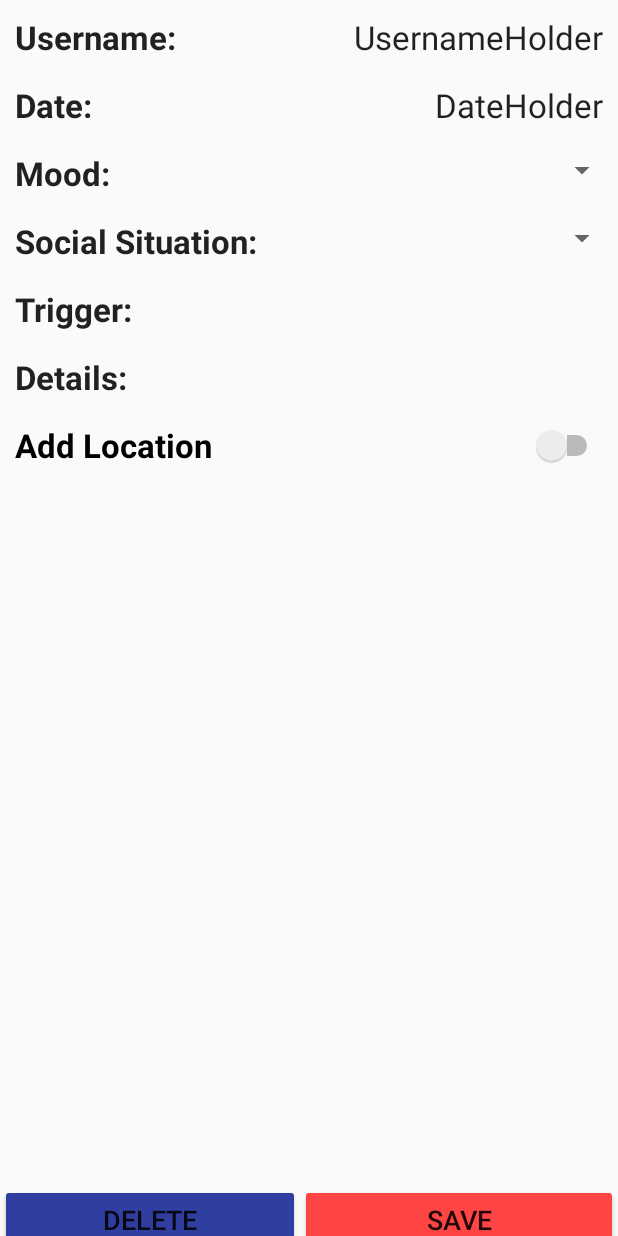
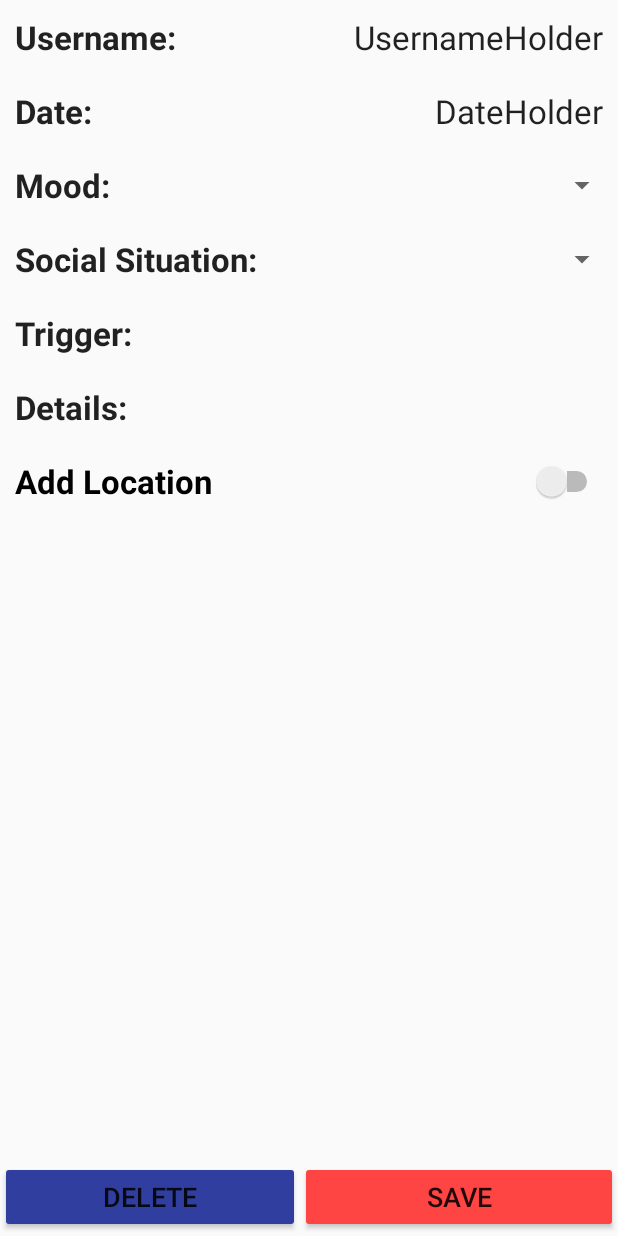
Before and after one commit to CMPUT301W17T16/Andromeda, an Android app: the layout activity_add_mood.xml on its own in the app's theme, with its tools: preview values and no code run, on a phone screen of 412 x 824 dp. Run offline under Robolectric (Android 15) with nearby library versions, the phone set to English and light mode, and no system bars.

Commit message:
added missing dependencies

```diff
--- a/app/src/main/java/ca/ualberta/andromeda/AddMoodActivity.java
+++ b/app/src/main/java/ca/ualberta/andromeda/AddMoodActivity.java
@@ -27,6 +27,7 @@ import android.widget.EditText;
 import android.widget.ImageView;
 import android.widget.LinearLayout;
 import android.widget.PopupWindow;
+import android.widget.RelativeLayout;
 import android.widget.Spinner;
 import android.widget.Switch;
 import android.widget.TextView;
@@ -60,7 +61,7 @@ public class AddMoodActivity extends AndromedaActivity {
     EditText TriggerHolder;
     EditText DetailHolder;
     ImageView PictureHolder;
-    LinearLayout Background;
+    RelativeLayout Background;
 
 
     @Override
@@ -73,7 +74,7 @@ public class AddMoodActivity extends AndromedaActivity {
         userController = ModelManager.getUserController();
 
 
-        Background = (LinearLayout) findViewById(R.id.Background);
+        Background = (RelativeLayout) findViewById(R.id.Background);
         UsernameHolder = (TextView) findViewById(R.id.UsernameHolder);
         DateHolder = (TextView) findViewById(R.id.DateHolder);
         MoodSpinner = (Spinner) findViewById(R.id.MoodSpinner);
--- a/app/src/main/java/ca/ualberta/andromeda/ProfileUserActivity.java
+++ b/app/src/main/java/ca/ualberta/andromeda/ProfileUserActivity.java
@@ -5,7 +5,10 @@ import android.os.Bundle;
 import android.view.View;
 import android.view.ViewGroup;
 import android.widget.AdapterView;
+import android.widget.ArrayAdapter;
 import android.widget.ListView;
+import android.widget.TextView;
+
 /**
  * The type My moods.
  * <p>
--- a/app/src/main/java/ca/ualberta/andromeda/ViewMoodActivity.java
+++ b/app/src/main/java/ca/ualberta/andromeda/ViewMoodActivity.java
@@ -3,6 +3,7 @@ package ca.ualberta.andromeda;
 import android.content.Intent;
 import android.net.Uri;
 import android.view.View;
+import android.widget.Button;
 import android.widget.ImageView;
 import android.widget.LinearLayout;
 import android.widget.Spinner;
--- a/app/src/main/res/layout/activity_add_mood.xml
+++ b/app/src/main/res/layout/activity_add_mood.xml
@@ -1,5 +1,5 @@
 <?xml version="1.0" encoding="utf-8"?>
-<LinearLayout xmlns:android="http://schemas.android.com/apk/res/android"
+<RelativeLayout xmlns:android="http://schemas.android.com/apk/res/android"
     xmlns:app="http://schemas.android.com/apk/res-auto"
     xmlns:tools="http://schemas.android.com/tools"
     android:id="@+id/Background"
@@ -9,8 +9,9 @@
     android:weightSum="1">
 
     <LinearLayout
+        android:id="@+id/linearLayout13"
         android:layout_width="match_parent"
-        android:layout_height="45dp"
+        android:layout_height="wrap_content"
         android:orientation="horizontal"
         android:weightSum="1">
 
@@ -38,13 +39,16 @@
     </LinearLayout>
 
     <LinearLayout
+        android:id="@+id/linearLayout14"
         android:layout_width="match_parent"
-        android:layout_height="45dp"
+        android:layout_height="wrap_content"
+        android:layout_alignParentStart="true"
+        android:layout_below="@+id/linearLayout13"
         android:orientation="horizontal">
 
         <TextView
             android:id="@+id/Date"
-            android:layout_width="125dp"
+            android:layout_width="wrap_content"
             android:layout_height="match_parent"
             android:layout_weight="0"
             android:padding="10dp"
@@ -66,8 +70,11 @@
     </LinearLayout>
 
     <LinearLayout
+        android:id="@+id/linearLayout12"
         android:layout_width="match_parent"
-        android:layout_height="45dp"
+        android:layout_height="wrap_content"
+        android:layout_alignParentStart="true"
+        android:layout_below="@+id/linearLayout14"
         android:orientation="horizontal">
 
         <TextView
@@ -84,15 +91,18 @@
             android:id="@+id/MoodSpinner"
             android:layout_width="match_parent"
             android:layout_height="match_parent"
-            android:textSize="30dp"
             android:layout_weight="0"
-            android:textAlignment="textEnd" />
+            android:textAlignment="textEnd"
+            android:textSize="30dp" />
 
     </LinearLayout>
 
     <LinearLayout
+        android:id="@+id/linearLayout11"
         android:layout_width="match_parent"
-        android:layout_height="45dp"
+        android:layout_height="wrap_content"
+        android:layout_alignParentStart="true"
+        android:layout_below="@+id/linearLayout12"
         android:orientation="horizontal"
         android:weightSum="1">
 
@@ -115,8 +125,11 @@
     </LinearLayout>
 
     <LinearLayout
+        android:id="@+id/linearLayout10"
         android:layout_width="match_parent"
-        android:layout_height="45dp"
+        android:layout_height="wrap_content"
+        android:layout_alignParentStart="true"
+        android:layout_below="@+id/linearLayout11"
         android:orientation="horizontal"
         android:weightSum="1">
 
@@ -146,8 +159,11 @@
     </LinearLayout>
 
     <LinearLayout
+        android:id="@+id/linearLayout9"
         android:layout_width="match_parent"
-        android:layout_height="45dp"
+        android:layout_height="wrap_content"
+        android:layout_alignParentStart="true"
+        android:layout_below="@+id/linearLayout10"
         android:orientation="horizontal">
 
         <TextView
@@ -178,7 +194,10 @@
     <LinearLayout
         android:layout_width="match_parent"
         android:layout_height="wrap_content"
-        android:orientation="horizontal">
+        android:orientation="horizontal"
+        android:id="@+id/linearLayout8"
+        android:layout_below="@+id/linearLayout9"
+        android:layout_alignParentStart="true">
 
         <Switch
             android:id="@+id/LocationSwitch"
@@ -201,15 +220,21 @@
     <ImageView
         android:id="@+id/PictureHolder"
         android:layout_width="match_parent"
-        android:layout_height="137dp"
+        android:layout_height="match_parent"
+        android:layout_above="@+id/linearLayout7"
+        android:layout_alignParentStart="true"
         android:layout_weight="1.05"
         android:onClick="PictureHolder"
-        app:srcCompat="@android:color/transparent" />
+        app:srcCompat="@android:color/transparent"
+        android:layout_below="@+id/linearLayout8" />
 
     <LinearLayout
         android:layout_width="match_parent"
         android:layout_height="50dp"
-        android:layout_gravity="center">
+        android:layout_gravity="center"
+        android:layout_alignParentBottom="true"
+        android:layout_alignParentStart="true"
+        android:id="@+id/linearLayout7">
 
         <Button
             android:layout_width="wrap_content"
@@ -231,4 +256,4 @@
 
     </LinearLayout>
 
-</LinearLayout>
+</RelativeLayout>
```
